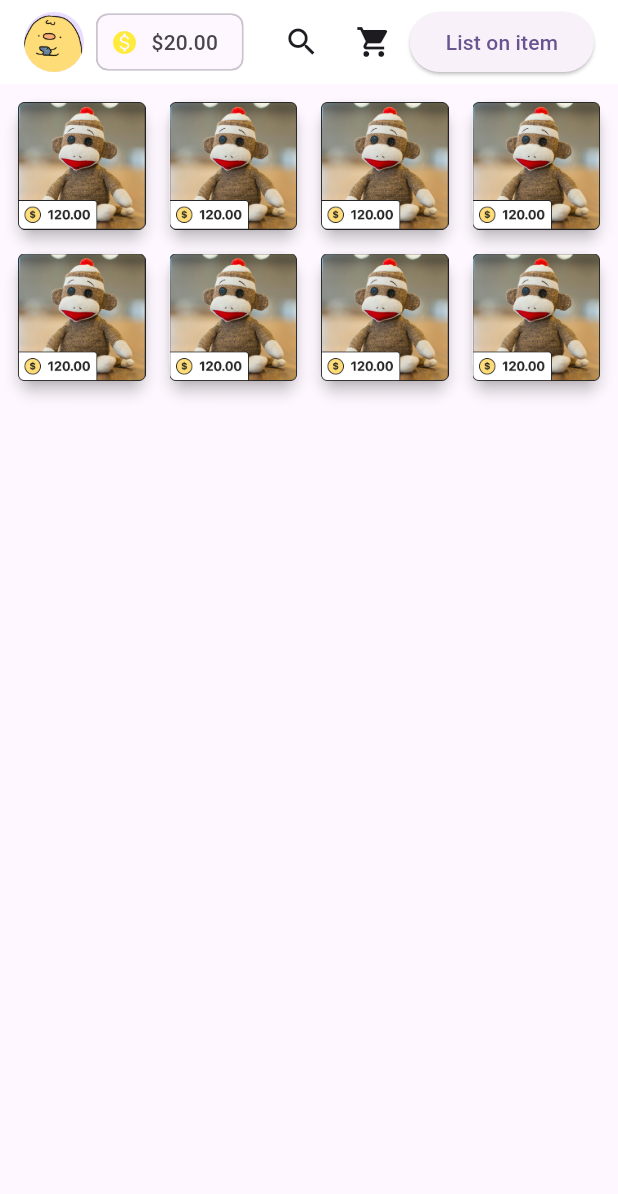
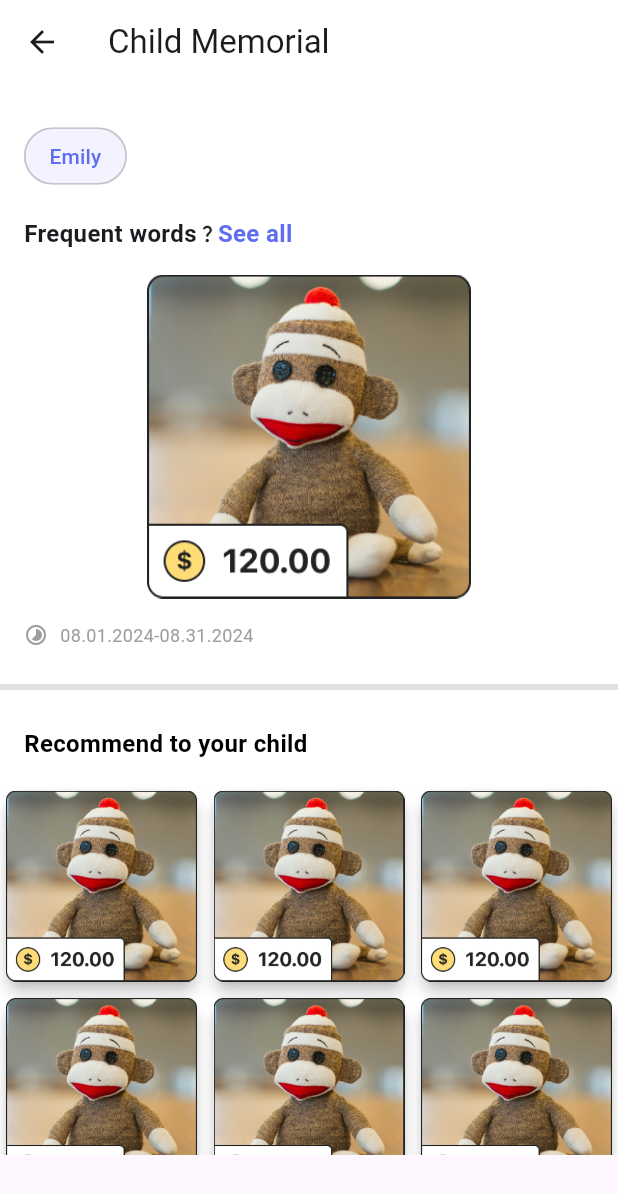
Before and after one commit to aoi0108/new2_mercari_bold, a Flutter app: the screen it shows after launch, on a phone screen of 412 x 824 dp. Shown: the top 1194 px of the screen. Run offline on Flutter 3.47's test engine with Material 3 defaults, Android fonts, the phone set to English and light mode, and no system bars.

Commit message:
Add frame for memorial

```diff
--- a/lib/main.dart
+++ b/lib/main.dart
@@ -1,7 +1,9 @@
 import 'package:flutter/material.dart';
+import 'package:new2_mercari_bold/memorial.dart';
 
 void main() {
-  runApp(const MyApp());
+  runApp(const Memorial());
+  // runApp(const MyApp());
 }
 
 class MyApp extends StatelessWidget {
--- /dev/null
+++ b/lib/memorial.dart
@@ -0,0 +1,146 @@
+import 'package:flutter/material.dart';
+
+class Memorial extends StatelessWidget {
+  const Memorial({super.key});
+
+  @override
+  Widget build(BuildContext context) {
+    return MaterialApp(
+      title: 'Child Memorial',
+      theme: ThemeData(
+        colorScheme: ColorScheme.fromSeed(seedColor: Colors.deepPurple),
+        useMaterial3: true,
+      ),
+      debugShowCheckedModeBanner: false,
+      home: const ProductGridPage(),
+    );
+  }
+}
+
+class ProductGridPage extends StatelessWidget {
+  const ProductGridPage({super.key});
+
+
+  @override
+  Widget build(BuildContext context) {
+    return LayoutBuilder(builder: (context, constraints) {
+      return Scaffold(
+          appBar: AppBar(
+            backgroundColor: Colors.white,
+            leading: IconButton(
+              icon: const Icon(Icons.arrow_back),
+              onPressed: () {
+                Navigator.pop(context);
+              },
+            ),
+            title: const Text('Child Memorial'),
+          ),
+          body: Column(children: [
+            Container(
+                color: Colors.white,
+                padding: const EdgeInsets.only(
+                    left: 16, right: 16, top: 24, bottom: 24),
+                child: Column(
+                  children: [
+                    Container(
+                        alignment: Alignment.centerLeft,
+                        child: Chip(
+                            backgroundColor: Color(0xFFF2F3FE),
+                            shape: RoundedRectangleBorder(
+                              borderRadius:
+                                  BorderRadius.all(Radius.circular(100)),
+                            ),
+                            // color: Color(0xFF5E6DF2),
+                            label: Text(
+                              "Emily",
+                              style: TextStyle(color: Color(0xFF5E6DF2)),
+                            ))),
+                    SizedBox(height: 16),
+                    // Expanded(child:
+                    Row(
+                      // crossAxisAlignment: CrossAxisAlignment.e,
+                      children: [
+                        Text(
+                          "Frequent words",
+                          style: TextStyle(
+                              fontWeight: FontWeight.bold, fontSize: 16),
+                        ),
+                        Icon(
+                          Icons.question_mark_rounded,
+                          size: 14,
+                        ),
+                        Align(
+                            alignment: Alignment.centerRight,
+                            child: Text(
+                              "See all",
+                              style: TextStyle(
+                                  color: Color(0xFF5E6DF2),
+                                  fontWeight: FontWeight.bold,
+                                  fontSize: 16),
+                            ))
+                      ],
+                      // )
+                    ),
+                    SizedBox(height: 16),
+                    Image.asset("assets/img1.png", height: 216),
+                    SizedBox(height: 16),
+                    Row(
+                      children: [
+                        Icon(Icons.timelapse_outlined,
+                            size: 16, color: Colors.grey),
+                        SizedBox(width: 8),
+                        Text(
+                          "08.01.2024-08.31.2024",
+                          style: TextStyle(color: Colors.grey, fontSize: 12),
+                        )
+                      ],
+                    )
+                  ],
+                )),
+            Container(
+              height: 4,
+              color: Colors.grey[300],
+            ),
+            Container(
+                color: Colors.white,
+                padding: const EdgeInsets.only(top: 24, bottom: 16, left: 16),
+                alignment: Alignment.centerLeft,
+                child: Text(
+                    style: TextStyle(
+                        color: Colors.black,
+                        fontSize: 16,
+                        fontWeight: FontWeight.bold),
+                    "Recommend to your child")),
+            Container(
+                color: Colors.white,
+                width: constraints.maxWidth,
+                height: constraints.maxHeight * 0.3,
+                child: GridView.builder(
+                  padding: const EdgeInsets.all(0.0),
+                  gridDelegate: const SliverGridDelegateWithFixedCrossAxisCount(
+                    crossAxisCount: 3, // 横画面で4列
+                    crossAxisSpacing: 3.0,
+                    mainAxisSpacing: 3.0,
+                  ),
+                  itemCount: 6, // デモのためのアイテム数
+                  itemBuilder: (BuildContext context, int index) {
+                    return Card(
+                      elevation: 4.0,
+                      child: Column(
+                        children: [
+                          Expanded(
+                            child: Image.asset(
+                              'assets/img1.png',
+                              width: 128,
+                            ),
+                            // 画像の表示
+                          )
+                        ],
+                      ),
+                    );
+                  },
+                ))
+          ]));
+    });
+  }
+}
--- a/pubspec.yaml
+++ b/pubspec.yaml
@@ -66,6 +66,7 @@ flutter:
     - assets/avatar.png
     - assets/img1.png
     - assets/img2.png
+    - assets/mining.png
   #   - images/a_dot_ham.jpeg
 
   # An image asset can refer to one or more resolution-specific "variants", see
```
Also changed, not shown: assets/mining.png (added).
